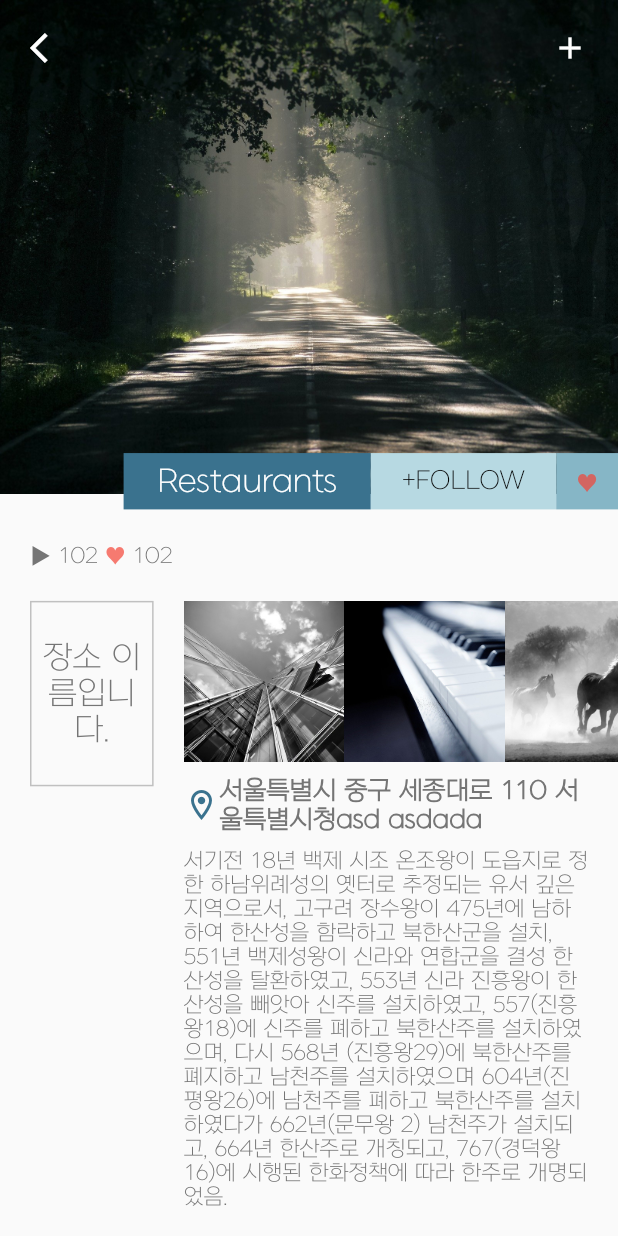
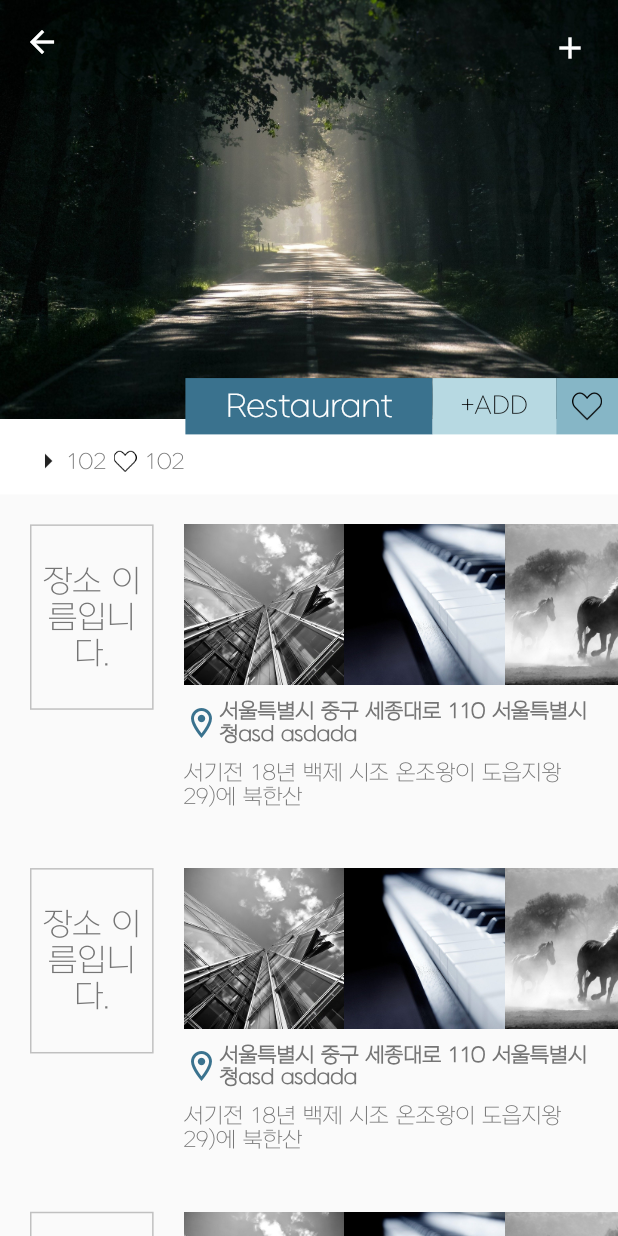
Before and after one commit to heooony/Road_ize, a Flutter app: the RoadScreen screen opened directly, on a phone screen of 412 x 824 dp. Run offline on Flutter 3.47's test engine with Material 2 defaults, Android fonts, the phone set to English and light mode, and no system bars; our stand-ins replace cloud_firestore, firebase_auth, firebase_core, font_awesome_flutter, google_sign_in; missing offline and left inert: bottom_bar_line; accounts and stored records are empty.

Commit message:
Add road screen and fix singlechildscrollview for scroll

```diff
--- a/lib/screens/road/components/road_details.dart
+++ b/lib/screens/road/components/road_details.dart
@@ -13,17 +13,9 @@ class RoadDetails extends StatefulWidget {
 class _RoadDetailsState extends State<RoadDetails> {
   List<String> location = [
     '서울특별시 중구 세종대로 110 서울특별시청asd asdada',
-    '경기도 성남시 중원구 성남대로 997',
-    '대구광역시 중구 공평로 88',
-    '강원도 춘천시 중앙로 1 강원도청'
   ];
 
-  List<String> introduce = [
-    '서기전 18년 백제 시조 온조왕이 도읍지로 정한 하남위례성의 옛터로 추정되는 유서 깊은 지역으로서, 고구려 장수왕이 475년에 남하하여 한산성을 함락하고 북한산군을 설치, 551년 백제성왕이 신라와 연합군을 결성 한산성을 탈환하였고, 553년 신라 진흥왕이 한산성을 빼앗아 신주를 설치하였고, 557(진흥왕18)에 신주를 폐하고 북한산주를 설치하였으며, 다시 568년 (진흥왕29)에 북한산주를 폐지하고 남천주를 설치하였으며 604년(진평왕26)에 남천주를 폐하고 북한산주를 설치하였다가 662년(문무왕 2) 남천주가 설치되고, 664년 한산주로 개칭되고, 767(경덕왕16)에 시행된 한화정책에 따라 한주로 개명되었음.',
-    '영국의 물리학자이자 근대 이론 과학의 선구자이기도 한 뉴턴은 달의 운동과 케플러의 법칙을 연관시켜, 달과 지구 사이에 작용하는 힘은 달과 지구의 질량의 곱에 비례하고 거리의 제곱에 반비례한다는 것을 알아냈다. 이러한 만유인력(萬有引力)의 법칙을 식으로 나타내면 다음과 같다.',
-    '태양이나 행성 같은 우주의 모든 물체 사이에는 서로 당기는 힘 F가 작용하며, 물체의 종류 또는 물체 사이에 존재하는 매질(媒質)과는 관계없이 그 물체의 질량 m, m의 곱에 비례하고, 두 물체의 질점 사이의 거리 r의 제곱에 반비례한다는 법칙을 말한다.',
-    '만유인력은 우리가 항상 느끼고 있는 힘이다. 만유인력의 법칙에 의하면 사람이 하늘을 날지 않고 땅위를 걸어다닐 수 있는 것은 이러한 만유인력때문이다. 사과와 같은 물체가 땅위로 떨어지는 것도 만유인력이 있기 때문이다. 태양과 지구 사이에도 만유인력이 존재하여 공전운동이 가능하다.'
-  ];
+  List<String> introduce = ['서기전 18년 백제 시조 온조왕이 도읍지왕29)에 북한산'];
 
   @override
   Widget build(BuildContext context) {
@@ -38,9 +30,9 @@ class _RoadDetailsState extends State<RoadDetails> {
             ),
             Container(
               width: SizeConfig.screenWidth * 0.6,
-              child: Text(location[RoadDetails.number],
+              child: Text(location[0],
                   style: TextStyle(
-                      fontSize: SizeConfig.fontSize * 0.8,
+                      fontSize: SizeConfig.fontSize * 0.65,
                       fontWeight: FontWeight.bold)),
             ),
           ],
@@ -50,7 +42,7 @@ class _RoadDetailsState extends State<RoadDetails> {
         ),
         Padding(
           padding: EdgeInsets.only(right: kDefaultPadding),
-          child: Text(introduce[RoadDetails.number]),
+          child: Text(introduce[0]),
         ),
       ],
     );
--- a/lib/screens/road/components/road_function.dart
+++ /dev/null
@@ -1,29 +0,0 @@
-import 'package:flutter/material.dart';
-
-import '../../../constants.dart';
-import '../../../size_config.dart';
-
-class RoadFunction extends StatelessWidget {
-  const RoadFunction({
-    Key key,
-  }) : super(key: key);
-
-  @override
-  Widget build(BuildContext context) {
-    SizeConfig.init(context);
-    return Container(
-      margin: EdgeInsets.symmetric(horizontal: kDefaultPadding),
-      width: SizeConfig.screenWidth * 0.2,
-      height: SizeConfig.screenHeight * 0.15,
-      decoration: BoxDecoration(
-          border: Border.all(color: Colors.black.withOpacity(0.23))),
-      child: Center(
-        child: Text(
-          '장소 이름입니다.',
-          textAlign: TextAlign.center,
-          style: TextStyle(fontSize: SizeConfig.fontSize),
-        ),
-      ),
-    );
-  }
-}
--- a/lib/screens/road/components/road_images.dart
+++ b/lib/screens/road/components/road_images.dart
@@ -1,4 +1,5 @@
 import 'package:flutter/material.dart';
+import 'package:roadize/screens/place/place_screen.dart';
 import 'package:roadize/size_config.dart';
 
 class RoadImages extends StatelessWidget {
@@ -14,12 +15,16 @@ class RoadImages extends StatelessWidget {
           return Row(
             children: [
               GestureDetector(
-                onTap: () {},
+                onTap: () {
+                  Navigator.push(context,
+                      MaterialPageRoute(builder: (context) => PlaceScreen()));
+                },
                 child: Container(
                   width: SizeConfig.screenHeight * 0.13,
                   decoration: BoxDecoration(
                       image: DecorationImage(
-                          image: AssetImage('images/1.jpg'), fit: BoxFit.cover)),
+                          image: AssetImage('images/1.jpg'),
+                          fit: BoxFit.cover)),
                 ),
               ),
               Container(
--- a/lib/screens/road/components/road_information.dart
+++ b/lib/screens/road/components/road_information.dart
@@ -15,6 +15,9 @@ class RoadInformation extends StatelessWidget {
             height: 10.0,
           ),
           RoadDetails(),
+          SizedBox(
+            height: 40.0,
+          )
         ],
       ),
     );
--- /dev/null
+++ b/lib/screens/road/components/road_post.dart
@@ -0,0 +1,32 @@
+import 'package:flutter/material.dart';
+import 'package:roadize/screens/road/components/road_information.dart';
+
+import '../../../constants.dart';
+import '../../../size_config.dart';
+
+class RoadPost extends StatelessWidget {
+  @override
+  Widget build(BuildContext context) {
+    SizeConfig.init(context);
+    return Row(
+      crossAxisAlignment: CrossAxisAlignment.start,
+      children: [
+        Container(
+          margin: EdgeInsets.symmetric(horizontal: kDefaultPadding),
+          width: SizeConfig.screenWidth * 0.2,
+          height: SizeConfig.screenHeight * 0.15,
+          decoration: BoxDecoration(
+              border: Border.all(color: Colors.black.withOpacity(0.23))),
+          child: Center(
+            child: Text(
+              '장소 이름입니다.',
+              textAlign: TextAlign.center,
+              style: TextStyle(fontSize: SizeConfig.fontSize),
+            ),
+          ),
+        ),
+        RoadInformation()
+      ],
+    );
+  }
+}
--- a/lib/screens/road/components/road_profile.dart
+++ b/lib/screens/road/components/road_profile.dart
@@ -1,4 +1,5 @@
 import 'package:flutter/material.dart';
+import 'package:roadize/screens/road/components/road_reaction.dart';
 import 'package:roadize/size_config.dart';
 
 import '../../../constants.dart';
@@ -6,13 +7,21 @@ import '../../../constants.dart';
 class RoadProfile extends StatelessWidget {
   @override
   Widget build(BuildContext context) {
+    final size = MediaQuery.of(context).size;
     SizeConfig.init(context);
-    return Column(
-      children: [
-        Stack(
+    return SliverAppBar(
+      collapsedHeight: SizeConfig.screenHeight * 0.2,
+      elevation: 0,
+      floating: true,
+      pinned: true,
+      snap: false,
+      toolbarHeight: kToolbarHeight,
+      expandedHeight: size.height * 0.4,
+      backgroundColor: Colors.white,
+      flexibleSpace: Stack(
         children: [
           Container(
-              margin: EdgeInsets.only(bottom: kDefaultPadding * 0.5),
+            margin: EdgeInsets.only(bottom: kDefaultPadding * 2.5),
             height: SizeConfig.screenHeight * 0.4,
             decoration: BoxDecoration(
                 image: DecorationImage(
@@ -20,9 +29,36 @@ class RoadProfile extends StatelessWidget {
                     fit: BoxFit.cover)),
           ),
           Positioned(
-              right: 0,
-              bottom: 0,
-              child: Row(
+              right: 0, bottom: kDefaultPadding * 2, child: ProfileCard()),
+          Positioned(
+              top: kDefaultPadding,
+              right: kDefaultPadding,
+              child: Icon(
+                Icons.add,
+                color: Colors.white,
+              )),
+          Positioned(
+            left: 0,
+            bottom: -kDefaultPadding * 0.5,
+            child: RoadReaction(),
+          )
+        ],
+      ),
+    );
+  }
+}
+
+class ProfileCard extends StatefulWidget {
+  @override
+  _ProfileCardState createState() => _ProfileCardState();
+}
+
+class _ProfileCardState extends State<ProfileCard> {
+  bool activeHeart = false;
+
+  @override
+  Widget build(BuildContext context) {
+    return Row(
       mainAxisAlignment: MainAxisAlignment.end,
       children: [
         Container(
@@ -31,70 +67,41 @@ class RoadProfile extends StatelessWidget {
           color: kSecondColor,
           child: Center(
             child: Text(
-                        'Restaurants',
-                        style: TextStyle(
-                            color: Colors.white, fontSize: SizeConfig.fontSize),
+              'Restaurant',
+              textAlign: TextAlign.center,
+              style:
+                  TextStyle(color: Colors.white, fontSize: SizeConfig.fontSize),
             ),
           ),
         ),
         Container(
-                    width: SizeConfig.screenWidth * 0.3,
+          width: SizeConfig.screenWidth * 0.2,
           height: getProportionateScreenHeight(37.0),
           color: kPrimaryLightColor,
           child: Center(
             child: Text(
-                        '+FOLLOW',
+              '+ADD',
               style: TextStyle(
-                            color: Colors.black,
-                            fontSize: SizeConfig.fontSize * 0.8),
+                  color: Colors.black, fontSize: SizeConfig.fontSize * 0.8),
             ),
           ),
         ),
-                  Container(
+        GestureDetector(
+          onTap: () {},
+          child: Container(
               width: SizeConfig.screenWidth * 0.1,
               height: getProportionateScreenHeight(37.0),
+              padding: EdgeInsets.all(
+                  getProportionateScreenWidth(kDefaultPadding * 0.4)),
               color: kPrimaryColor,
-                    child: Center(
-                        child: Text(
-                      '♥',
-                      style: TextStyle(
-                          color: Colors.red.withOpacity(0.7),
-                          fontSize: SizeConfig.fontSize * 0.7),
+              child: activeHeart
+                  ? Image.asset(
+                      'images/icons/heart.png',
+                    )
+                  : Image.asset(
+                      'images/icons/empty_heart.png',
                     )),
         ),
-                ],
-              ),
-            ),
-            Positioned(
-                top: kDefaultPadding,
-                left: kDefaultPadding,
-                child: Icon(
-                  Icons.arrow_back_ios,
-                  color: Colors.white,
-                )),
-            Positioned(
-                top: kDefaultPadding,
-                right: kDefaultPadding,
-                child: Icon(
-                  Icons.add,
-                  color: Colors.white,
-                )),
-          ],
-        ),
-        Container(
-          margin: EdgeInsets.all(kDefaultPadding),
-          child: Row(
-            children: [
-              Text('▶ '),
-              Text('102 '),
-              Text(
-                '♥ ',
-                style: TextStyle(color: Colors.red.withOpacity(0.7)),
-              ),
-              Text('102 ')
-            ],
-          ),
-        )
       ],
     );
   }
--- /dev/null
+++ b/lib/screens/road/components/road_reaction.dart
@@ -0,0 +1,32 @@
+import 'package:flutter/material.dart';
+import 'package:roadize/screens/road/components/road_information.dart';
+import 'package:roadize/screens/road/components/road_post.dart';
+import 'package:roadize/size_config.dart';
+
+import '../../../constants.dart';
+
+class RoadReaction extends StatelessWidget {
+  @override
+  Widget build(BuildContext context) {
+    SizeConfig.init(context);
+    return Container(
+      margin: EdgeInsets.all(kDefaultPadding),
+      child: Container(
+        child: Row(
+          children: [
+            Icon(Icons.arrow_right),
+            Text('102 '),
+            Container(
+              width: getProportionateScreenWidth(15.0),
+              height: getProportionateScreenHeight(15.0),
+              decoration: BoxDecoration(
+                  image: DecorationImage(
+                      image: AssetImage('images/icons/empty_heart.png'))),
+            ),
+            Text(' 102')
+          ],
+        ),
+      ),
+    );
+  }
+}
--- a/lib/screens/road/road_screen.dart
+++ b/lib/screens/road/road_screen.dart
@@ -2,7 +2,8 @@ import 'package:flutter/material.dart';
 import 'package:roadize/constants.dart';
 import 'package:roadize/size_config.dart';
 
-import 'components/road_function.dart';
+import 'components/road_reaction.dart';
+import 'components/road_post.dart';
 import 'components/road_information.dart';
 import 'components/road_profile.dart';
 
@@ -12,26 +13,30 @@ class RoadScreen extends StatefulWidget {
 }
 
 class _RoadScreenState extends State<RoadScreen> {
-  ScrollController _scrollController = new ScrollController(
-    initialScrollOffset: 0.0,
-    keepScrollOffset: true,
-  );
-
   @override
   Widget build(BuildContext context) {
     SizeConfig.init(context);
     return SafeArea(
       child: Scaffold(
-        body: Column(
-          children: [
+        body: CustomScrollView(
+          slivers: [
             RoadProfile(),
-            Row(
-              crossAxisAlignment: CrossAxisAlignment.start,
-              children: [
-                RoadFunction(),
-                RoadInformation(),
-              ],
-            )
+            SliverToBoxAdapter(
+              child: Scrollbar(
+                child: Column(
+                  children: [
+                    SizedBox(
+                      height: 20.0,
+                    ),
+                    RoadPost(),
+                    RoadPost(),
+                    RoadPost(),
+                    RoadPost(),
+                    RoadPost()
+                  ],
+                ),
+              ),
+            ),
           ],
         ),
       ),
```
Lines whose indentation alone changed are shown as unchanged.
